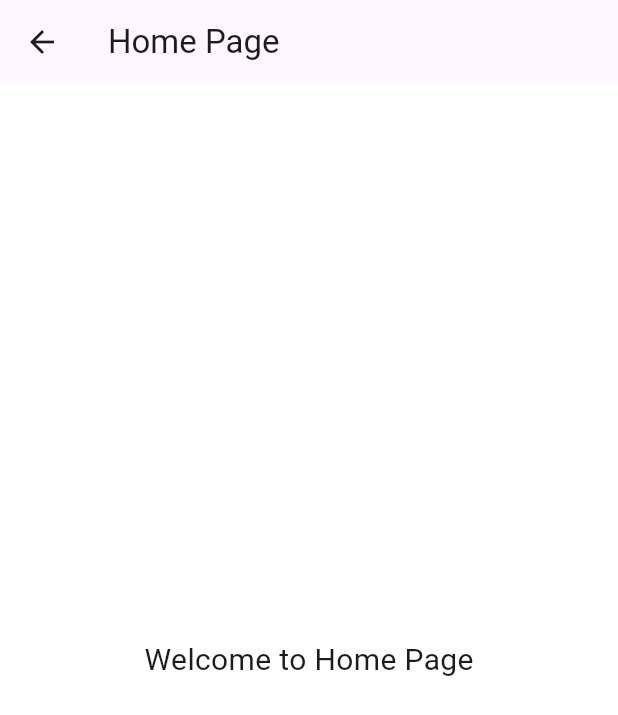
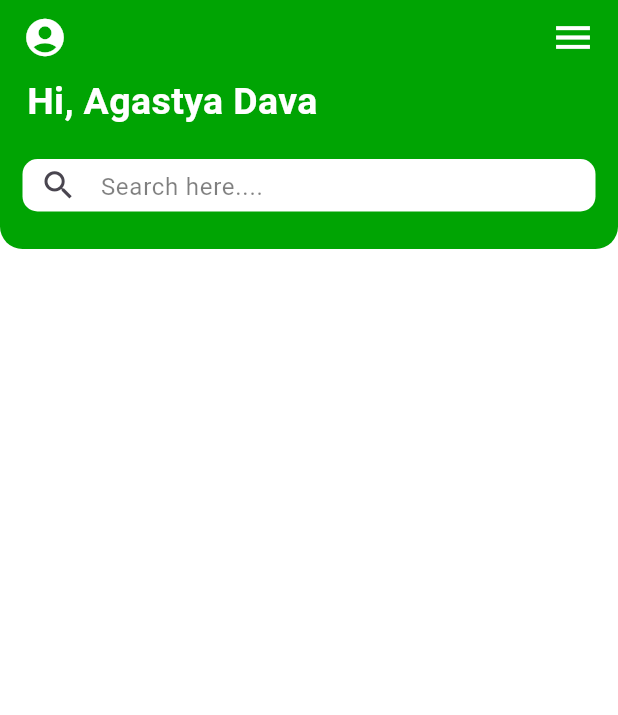
Before and after one commit to agstydva/dpbo, a Flutter app: the HomePage screen opened directly, on a phone screen of 412 x 824 dp. Shown: the top 715 px of the screen. Run offline on Flutter 3.47's test engine with Material 3 defaults, Android fonts, the phone set to English and light mode, and no system bars.

Commit message:
Create home_screen Page Layout And Structure

```diff
--- a/my_app/lib/screens/home_screen.dart
+++ b/my_app/lib/screens/home_screen.dart
@@ -4,14 +4,71 @@ class HomePage extends StatelessWidget {
   @override
   Widget build(BuildContext context) {
     return Scaffold(
-      appBar: AppBar(
-        title: Text("Home Page"),
-      ),
-      body: Center(
-        child: Text(
-          "Welcome to Home Page",
-          style: TextStyle(fontSize: 20),
-        ),
+      body: ListView(
+        children: [
+          Container(
+            padding: EdgeInsets.only(top: 10, left: 15, right: 15, bottom: 5),
+            decoration: BoxDecoration(
+              color: Color.fromARGB(255, 0, 164, 3),
+              borderRadius: BorderRadius.only(
+                bottomLeft: Radius.circular(15),
+                bottomRight: Radius.circular(15),
+              ),
+            ),
+            child: Column(
+              crossAxisAlignment: CrossAxisAlignment.start,
+              children: [
+                Row(
+                  mainAxisAlignment: MainAxisAlignment.spaceBetween,
+                  children: [
+                    Icon(
+                      Icons.account_circle_rounded,
+                      size: 30,
+                      color: Colors.white,
+                    ),
+                    Icon(
+                      Icons.menu,
+                      size: 30,
+                      color: Colors.white,
+                    ),
+                  ],
+                ),
+                SizedBox(height: 10),
+                Padding(
+                  padding: EdgeInsets.only(left: 3, bottom: 15),
+                  child: Text(
+                    "Hi, Agastya Dava",
+                    style: TextStyle(
+                      fontSize: 25,
+                      fontWeight: FontWeight.w600,
+                      color: Colors.white,
+                    ),
+                  ),
+                ),
+                Container(
+                  margin: EdgeInsets.only(top: 5, bottom: 20),
+                  width: MediaQuery.of(context).size.width,
+                  height: 35,
+                  alignment: Alignment.center,
+                  decoration: BoxDecoration(
+                    color: Colors.white,
+                    borderRadius: BorderRadius.circular(10),
+                  ),
+                  child: TextFormField(
+                    decoration: InputDecoration(
+                      border: InputBorder.none,
+                      hintText: "Search here....",
+                      hintStyle: TextStyle(
+                        color: Colors.black.withOpacity(0.5),
+                      ),
+                      prefixIcon: Icon(Icons.search, size: 25),
+                    ),
+                  ),
+                ),
+              ],
+            ),
+          ),
+        ],
       ),
     );
   }
```
